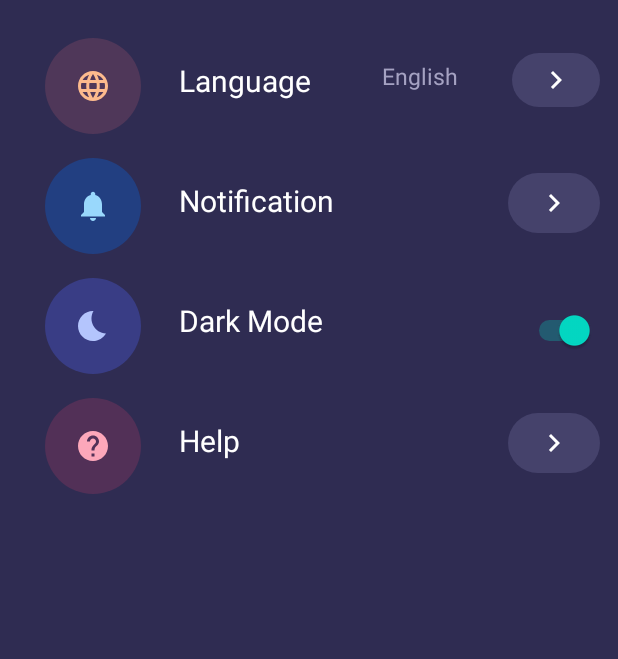
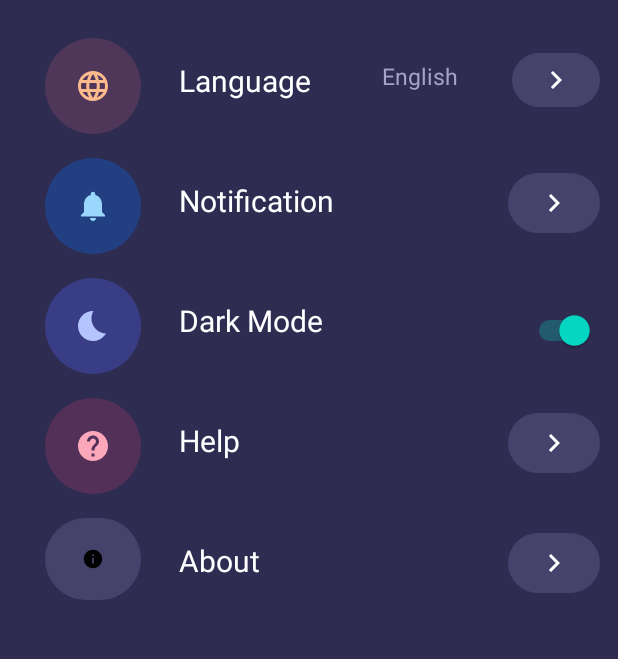
Before and after one commit to JayaneshB/NewSet, an Android app: the screen it shows after launch (MainActivity), on a phone screen of 412 x 824 dp, the part 495-1154 px from its top. Run offline under Robolectric (Android 15) with nearby library versions, the phone set to English and light mode, and no system bars.

Commit message:
Changes Updated

```diff
--- a/app/src/main/java/com/example/set/MainActivity.kt
+++ b/app/src/main/java/com/example/set/MainActivity.kt
@@ -1,11 +1,23 @@
 package com.example.set
 
+import android.content.Intent
 import androidx.appcompat.app.AppCompatActivity
 import android.os.Bundle
+import androidx.appcompat.widget.AppCompatButton
+import androidx.appcompat.widget.AppCompatImageButton
 
 class MainActivity : AppCompatActivity() {
+    private lateinit var btn : AppCompatImageButton
+
     override fun onCreate(savedInstanceState: Bundle?) {
         super.onCreate(savedInstanceState)
         setContentView(R.layout.activity_main)
+
+        btn=findViewById(R.id.redirect)
+
+        btn.setOnClickListener {
+            val intent= Intent(this@MainActivity,SettingsActivity::class.java)
+            startActivity(intent)
+        }
     }
 }
--- a/app/src/main/java/com/example/set/SettingsActivity.kt
+++ b/app/src/main/java/com/example/set/SettingsActivity.kt
@@ -1,11 +1,32 @@
 package com.example.set
 
+import android.content.Intent
 import androidx.appcompat.app.AppCompatActivity
 import android.os.Bundle
+import android.widget.Toast
+import android.widget.Toast.makeText
+import androidx.appcompat.widget.AppCompatButton
+import androidx.appcompat.widget.AppCompatImageButton
 
 class SettingsActivity : AppCompatActivity() {
+    private lateinit var submit: AppCompatImageButton
+    private lateinit var prev_btn:AppCompatImageButton
     override fun onCreate(savedInstanceState: Bundle?) {
         super.onCreate(savedInstanceState)
         setContentView(R.layout.activity_settings)
+
+        submit=findViewById(R.id.submit_btn)
+        submit.setOnClickListener {
+            makeText(applicationContext,"Succssfully Updated",Toast.LENGTH_SHORT).show()
+        }
+
+        prev_btn=findViewById(R.id.back_btn)
+        prev_btn.setOnClickListener {
+            val intent= Intent(this,MainActivity::class.java)
+            startActivity(intent)
+
+        }
+
+
     }
 }
--- /dev/null
+++ b/app/src/main/res/drawable/ic_baseline_about_24.xml
@@ -0,0 +1,5 @@
+<vector android:height="24dp" android:tint="#000000"
+    android:viewportHeight="24" android:viewportWidth="24"
+    android:width="24dp" xmlns:android="http://schemas.android.com/apk/res/android">
+    <path android:fillColor="@android:color/white" android:pathData="M12,2C6.48,2 2,6.48 2,12s4.48,10 10,10 10,-4.48 10,-10S17.52,2 12,2zM13,17h-2v-6h2v6zM13,9h-2L11,7h2v2z"/>
+</vector>
--- a/app/src/main/res/layout/activity_main.xml
+++ b/app/src/main/res/layout/activity_main.xml
@@ -384,4 +384,55 @@
 
     </LinearLayout>
 
+    <LinearLayout
+        android:layout_width="match_parent"
+        android:layout_height="60dp"
+        android:layout_marginTop="670dp">
+
+
+        <RelativeLayout
+            android:layout_width="wrap_content"
+            android:layout_height="wrap_content">
+
+
+        <androidx.appcompat.widget.AppCompatImageView
+            android:id="@+id/about"
+            android:layout_width="wrap_content"
+            android:layout_height="wrap_content"
+            android:layout_marginStart="30dp"
+            android:layout_marginTop="5dp"
+            android:background="@drawable/ic_btn_bg"
+            android:padding="20dp"
+            android:src="@drawable/ic_baseline_about_24" />
+
+            <TextView
+                android:id="@+id/about_device"
+                android:layout_width="118dp"
+                android:layout_height="wrap_content"
+                android:layout_marginStart="25dp"
+                android:layout_marginTop="20dp"
+                android:layout_marginEnd="5dp"
+                android:layout_marginBottom="5dp"
+                android:layout_toEndOf="@+id/about"
+                android:text="@string/about"
+                android:textColor="@color/white"
+                android:textSize="20sp" />
+
+            <androidx.appcompat.widget.AppCompatImageButton
+                android:id="@+id/button_5"
+                android:layout_width="61dp"
+                android:layout_height="40dp"
+                android:layout_alignParentTop="true"
+                android:layout_alignParentEnd="true"
+                android:layout_centerVertical="true"
+                android:layout_marginStart="15dp"
+                android:layout_marginTop="15dp"
+                android:layout_marginEnd="12dp"
+                android:background="@drawable/ic_btn_bg"
+                android:src="@drawable/ic_baseline_keyboard_arrow_right" />
+
+        </RelativeLayout>
+
+    </LinearLayout>
+
 </FrameLayout>
--- a/app/src/main/res/values-night/themes.xml
+++ b/app/src/main/res/values-night/themes.xml
@@ -1,6 +1,6 @@
 <resources xmlns:tools="http://schemas.android.com/tools">
     <!-- Base application theme. -->
-    <style name="Theme.Set" parent="Theme.MaterialComponents.DayNight.DarkActionBar">
+    <style name="Theme.Set" parent="Theme.MaterialComponents.DayNight.NoActionBar">
         <!-- Primary brand color. -->
         <item name="colorPrimary">@color/purple_200</item>
         <item name="colorPrimaryVariant">@color/purple_700</item>
--- a/app/src/main/res/values/strings.xml
+++ b/app/src/main/res/values/strings.xml
@@ -17,4 +17,5 @@
     <string name='email'>Email</string>
     <string name="_age">28</string>
     <string name="mail_id">clerisseau@gmail.com</string>
+    <string name="about">About</string>
 </resources>
```
